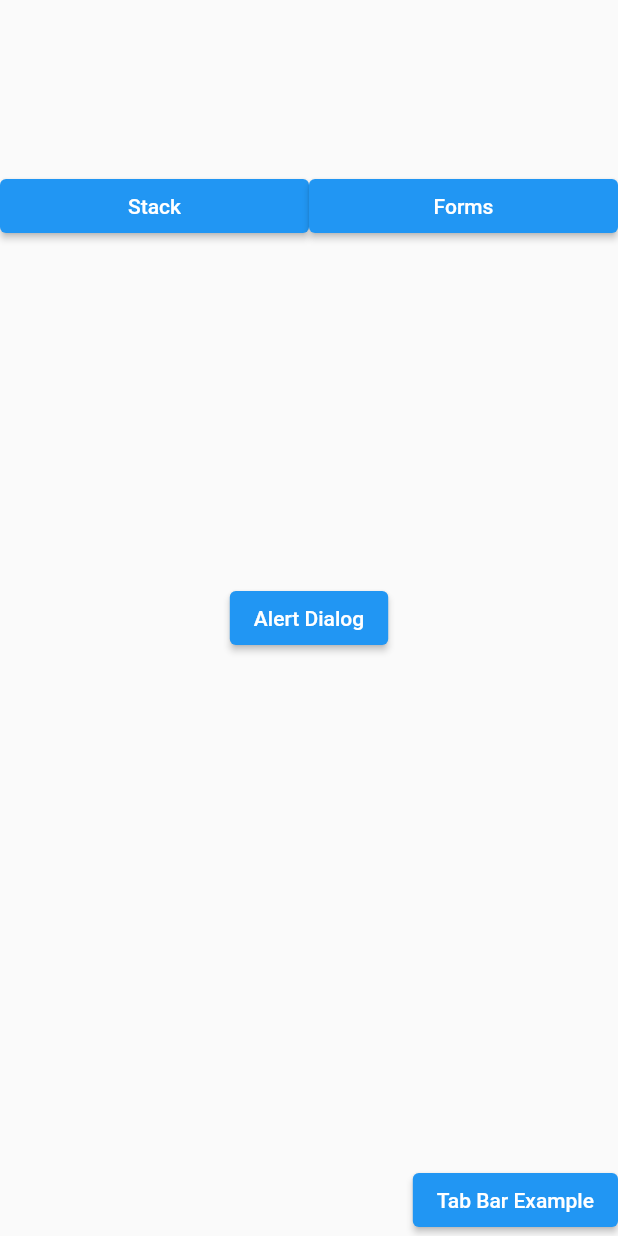
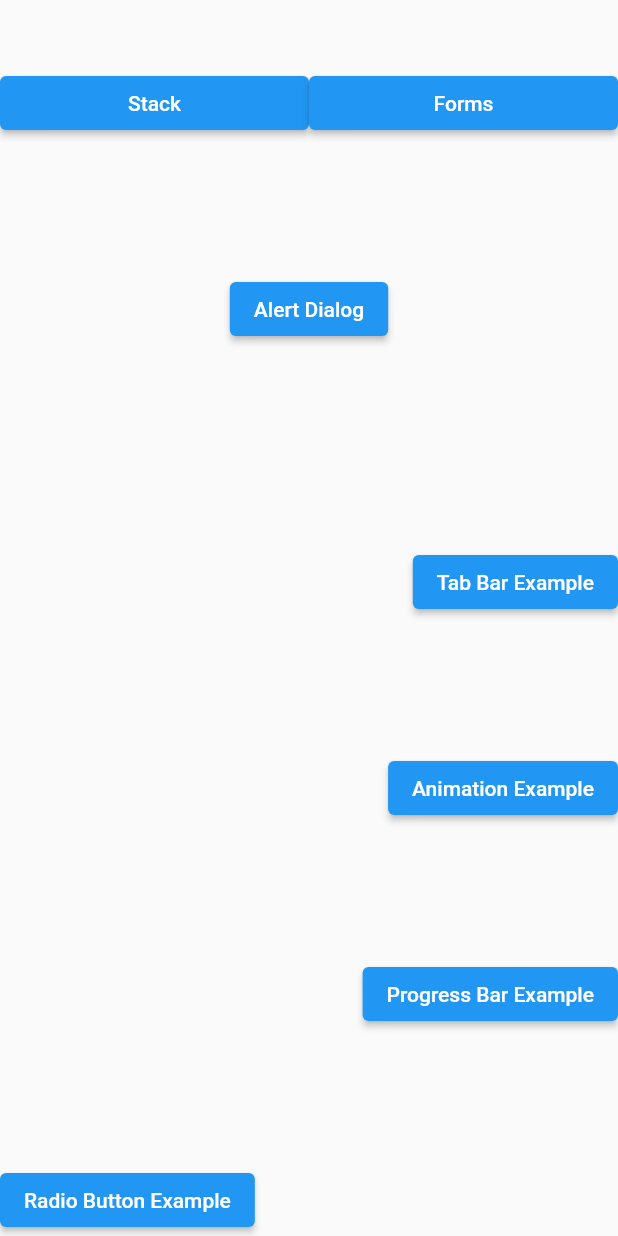
Before and after one commit to HimAndDevOfficial/Flutter-Mini-Topics, a Flutter app: the screen it shows after launch, on a phone screen of 412 x 824 dp. Run offline on Flutter 3.47's test engine with Material 2 defaults, Android fonts, the light colour scheme and no system bars.

Commit message:
seekbar,animation,progressbar,radiobutton

```diff
--- a/lib/expandedlayout.dart
+++ b/lib/expandedlayout.dart
@@ -1,4 +1,7 @@
 import 'package:flutter/material.dart';
+import 'package:flutterminitopics/animationexample.dart';
+import 'package:flutterminitopics/progressbarexample.dart';
+import 'package:flutterminitopics/radiobuttonexample.dart';
 import 'package:flutterminitopics/stackexample.dart';
 import 'package:flutterminitopics/tabbarexample.dart';
 
@@ -60,7 +63,45 @@ class ExampleExpandedLayout extends StatelessWidget {
         child:Text("Tab Bar Example")
        ),
       ),
-     )
+     ),
+      Expanded(
+        child: Align(
+          alignment: Alignment.bottomRight,
+          child: ElevatedButton(
+              onPressed: (){
+                Navigator.push(context, MaterialPageRoute(builder: (context)=>
+                    AnimationExample()));
+              },
+              child:Text("Animation Example")
+          ),
+        ),
+      ),
+
+      Expanded(
+        child: Align(
+          alignment: Alignment.bottomRight,
+          child: ElevatedButton(
+              onPressed: (){
+                Navigator.push(context, MaterialPageRoute(builder: (context)=>
+                MyProgressBarExample()));
+              },
+              child:Text("Progress Bar Example")
+          ),
+        ),
+      ),
+
+      Expanded(
+        child: Align(
+          alignment: Alignment.bottomLeft,
+          child: ElevatedButton(
+              onPressed: (){
+                Navigator.push(context, MaterialPageRoute(builder: (context)=>
+                MyRadioButtonExample()));
+              },
+              child:Text("Radio Button Example")
+          ),
+        ),
+      )
 
     ],
    )
```
Also changed, not shown: lib/animationexample.dart (added, +50 -0 lines), lib/progressbarexample.dart (added, +57 -0 lines), lib/radiobuttonexample.dart (added, +65 -0 lines).
